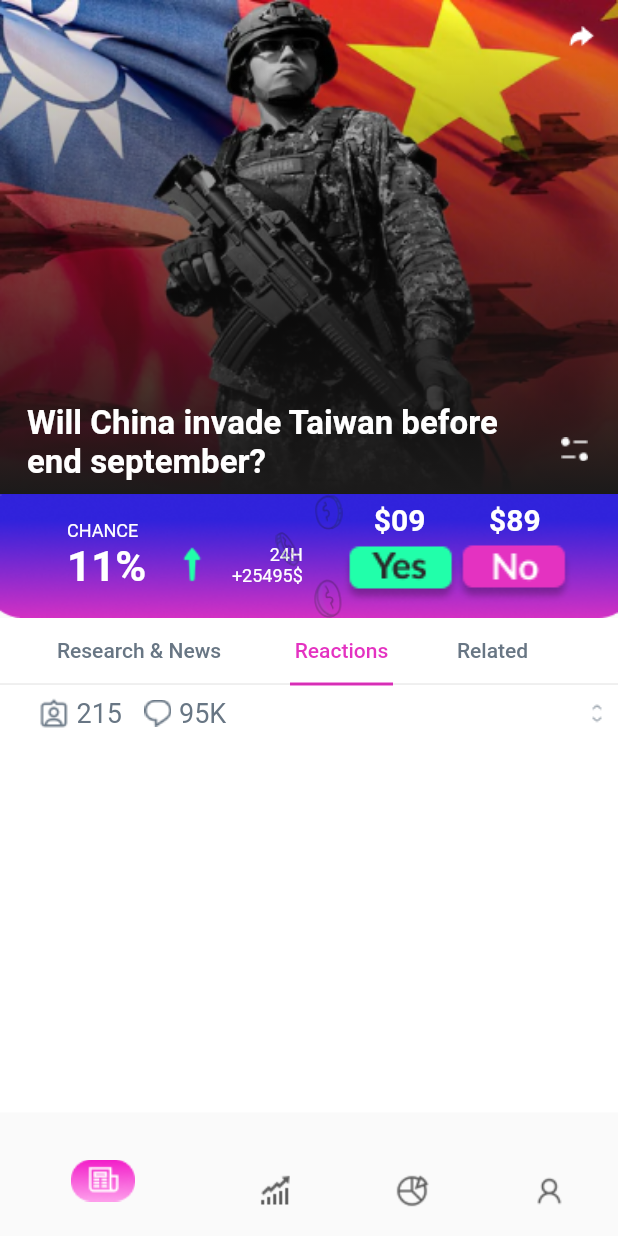
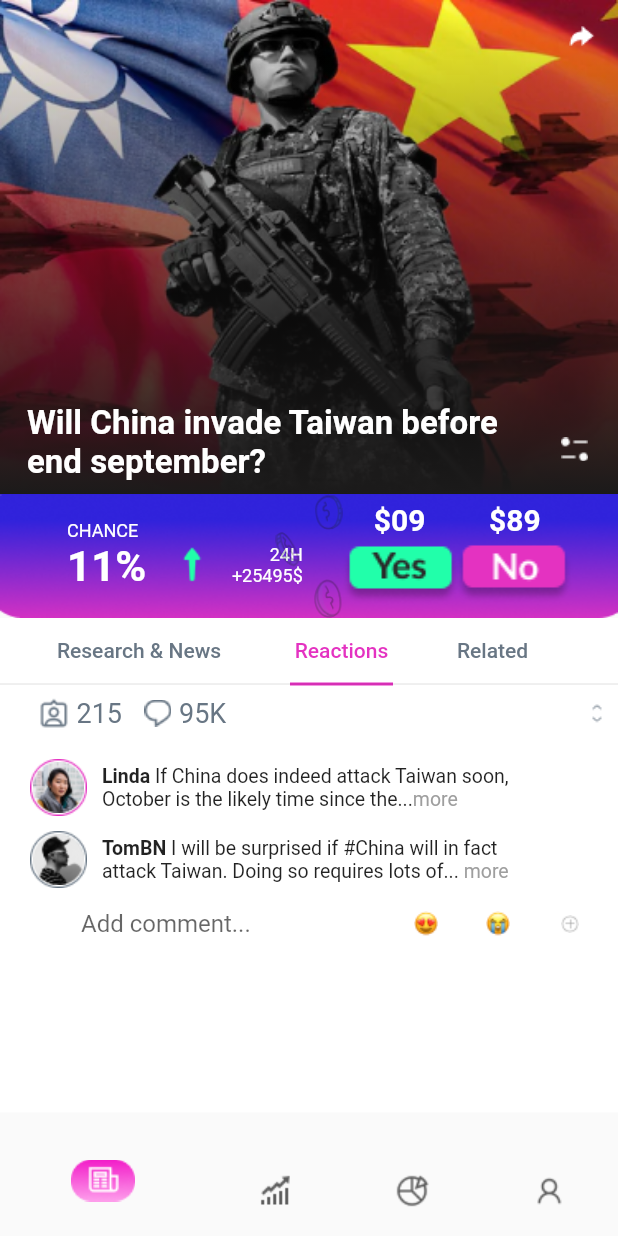
Before and after one commit to ashik-2001/growmate_ui, a Flutter app: the screen it shows after launch, tab 2 chosen, on a phone screen of 412 x 824 dp. Run offline on Flutter 3.47's test engine with Material 2 defaults, Android fonts, the phone set to English and light mode, and no system bars; Roboto replaces fonts that are missing (lato).

Commit message:
Completed reactions tab

```diff
--- a/lib/reactions/reactions.dart
+++ b/lib/reactions/reactions.dart
@@ -5,9 +5,12 @@ class Reactions extends StatelessWidget {
 
   @override
   Widget build(BuildContext context) {
+    final width = MediaQuery.of(context).size.width;
     return Padding(
       padding: const EdgeInsets.fromLTRB(0,0,8,0),
       child: Column(
+        mainAxisAlignment: MainAxisAlignment.start,
+        crossAxisAlignment: CrossAxisAlignment.start,
         children: [
           Row(
             mainAxisAlignment: MainAxisAlignment.spaceBetween,
@@ -43,7 +46,88 @@ class Reactions extends StatelessWidget {
               ),
             ],
           ),
+          SizedBox(height: 20,),
+          Row(
+            children: [
+              Stack(
+                alignment: Alignment.center,
+                children: [
+                  Image.asset('assets/picbg1.png'),
+                  Image.asset('assets/pic1.png')
+                ],
+              ),
+              SizedBox(width: 10,),
+              Column(
+                crossAxisAlignment: CrossAxisAlignment.start,
+                children: [
+                  Row(
+                    children: [
+                      Text('Linda ', style: TextStyle(fontWeight: FontWeight.bold, fontSize: 13),),
+                      Text('If China does indeed attack Taiwan soon,',style: TextStyle(fontSize: 13)),
+                    ],
+                  ),
 
+                  Row(
+                    children: [
+                      Text('October is the likely time since the...',style: TextStyle(fontSize: 13)),
+                      Text('more',style: TextStyle(fontSize: 13, color: Colors.grey),)
+                    ],
+                  ),
+                ],
+              ),
+
+            ],
+          ),
+          SizedBox(height: 10),
+          Row(
+            children: [
+              Stack(
+                alignment: Alignment.center,
+                children: [
+                  Image.asset('assets/picbg2.png'),
+                  Image.asset('assets/pic2.png')
+                ],
+              ),
+              SizedBox(width: 10,),
+              Column(
+                crossAxisAlignment: CrossAxisAlignment.start,
+                children: [
+                  Row(
+                    children: [
+                      Text('TomBN ', style: TextStyle(fontWeight: FontWeight.bold, fontSize: 13),),
+                      Text('I will be surprised if #China will in fact',style: TextStyle(fontSize: 13)),
+                    ],
+                  ),
+
+                  Row(
+                    children: [
+                      Text('attack Taiwan. Doing so requires lots of... ',style: TextStyle(fontSize: 13)),
+                      Text('more',style: TextStyle(fontSize: 13, color: Colors.grey),)
+                    ],
+                  ),
+                ],
+              ),
+
+            ],
+          ),
+          Row(
+            mainAxisAlignment: MainAxisAlignment.end,
+            children: [
+              SizedBox(
+                width: width/2,
+                child: TextField(
+                  decoration: InputDecoration(
+                    border: InputBorder.none,
+                    hintText: 'Add comment...'
+                  ),
+                ),
+              ),
+              IconButton(onPressed: (){}, icon: Image.asset('assets/icons/eyelove.png')),
+              IconButton(onPressed: (){}, icon: Image.asset('assets/icons/cry.png')),
+              IconButton(onPressed: (){}, icon: Image.asset('assets/icons/plus.png')),
+
+            ],
+          ),
         ],
       ),
     );
```
Also changed, not shown: assets/icons/cry.png (added), assets/icons/eyelove.png (added), assets/icons/plus.png (added), assets/pic1.png (added), assets/pic2.png (added), assets/picbg1.png (added), assets/picbg2.png (added).
